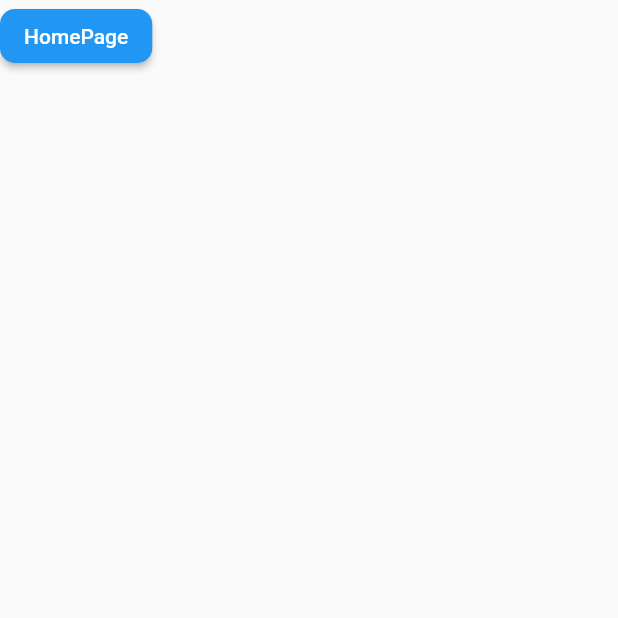
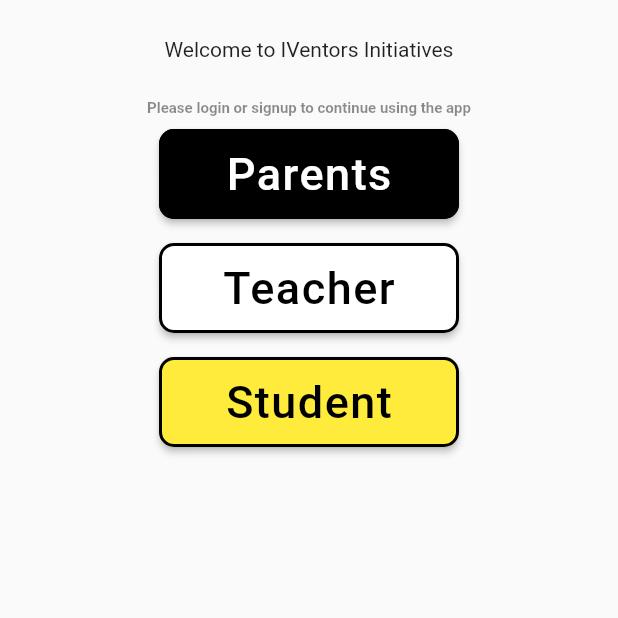
Before and after one commit to IVARA-Application/IV-APP-BACKEND-TEAM, a Flutter app: the screen it shows after launch, on a phone screen of 412 x 824 dp, the top half of it. Run offline on Flutter 3.47's test engine with Material 2 defaults, Android fonts, the phone set to English and light mode, and no system bars; our stand-ins replace circular_countdown_timer, image_picker, line_awesome_flutter, video_player; missing offline and left inert: condition.

Commit message:
parents,student,teacher_section

```diff
--- a/lib/homepage.dart
+++ b/lib/homepage.dart
@@ -1,5 +1,8 @@
 import 'package:flutter/material.dart';
 import 'package:ivara_app/students_app/auth/login.dart';
+import 'package:ivara_app/students_app/student_homepage.dart';
+
+import 'Parents_app/Parents_homepage.dart';
 
 class HomePage extends StatelessWidget {
   static String id = 'HomePage';
@@ -9,19 +12,104 @@ class HomePage extends StatelessWidget {
   Widget build(BuildContext context) {
     return Scaffold(
       body: SafeArea(
-        child: RaisedButton(
-            onPressed: () {
-              Navigator.pushNamed(context, LoginPage.id);
-            },
-            color: Colors.blue,
-            child: Text(
-              'HomePage',
-              style: TextStyle(
-                  color: Colors.white),
+        child: Column(
+          crossAxisAlignment: CrossAxisAlignment.center,
+          children: <Widget>[
+            Padding(
+              padding: EdgeInsets.symmetric(vertical: 25.0),
+              child: Center(
+                child: Text('Welcome to IVentors Initiatives',
+                ),
+              ),
             ),
-            shape: new RoundedRectangleBorder(
-                borderRadius: new BorderRadius.circular(10.0))),
+            Center(
+              child: Text(
+                'Please login or signup to continue using the app',
+                style: TextStyle(
+                  fontSize: 10,
+                  color: Colors.black45,
+                  fontWeight: FontWeight.w600,
+                ),
+              ),
+            ),
+            // createButton('Parents', Colors.black, Colors.white),
+            Padding(
+              padding: EdgeInsets.all(8),
+              child: ButtonTheme(
+                height: 60,
+                minWidth: 200,
+                child: RaisedButton(
+                  onPressed: () {
+                    Navigator.push(context, MaterialPageRoute(builder: (context) => ParentsHomePage()));
+                  },
+                  color: Colors.black,
+                  child: Text(
+                    'Parents',
+                    style: TextStyle(
+                        color: Colors.white,
+                        fontSize: 30,
+                        letterSpacing: 1),
+                  ),
+                  shape: RoundedRectangleBorder(
+                    side: BorderSide(color: Colors.black, width: 2),
+                    borderRadius: new BorderRadius.circular(10.0),
+                  ),
+                ),
+              ),
+            ),
+            Padding(
+              padding: EdgeInsets.all(8),
+              child: ButtonTheme(
+                height: 60,
+                minWidth: 200,
+                child: RaisedButton(
+                  onPressed: () {
+                    //   Navigator.push(context, MaterialPageRoute(builder: (context) => LoginPagep()));
+                  },
+                  color: Colors.white,
+                  child: Text(
+                    'Teacher',
+                    style: TextStyle(
+                        color: Colors.black,
+                        fontSize: 30,
+                        letterSpacing: 1),
+                  ),
+                  shape: RoundedRectangleBorder(
+                    side: BorderSide(color: Colors.black, width: 2),
+                    borderRadius: new BorderRadius.circular(10.0),
+                  ),
+                ),
+              ),
+            ),
+            Padding(
+              padding: EdgeInsets.all(8),
+              child: ButtonTheme(
+                height: 60,
+                minWidth: 200,
+                child: RaisedButton(
+                  onPressed: () {
+                       Navigator.push(context, MaterialPageRoute(builder: (context) => StudentHomePage()));
+                  },
+                  color: Colors.yellow,
+                  child: Text(
+                    'Student',
+                    style: TextStyle(
+                        color: Colors.black,
+                        fontSize: 30,
+                        letterSpacing: 1),
+                  ),
+                  shape: RoundedRectangleBorder(
+                    side: BorderSide(color: Colors.black, width: 2),
+                    borderRadius: new BorderRadius.circular(10.0),
+                  ),
+                ),
+              ),
+            )
+          ],
+        ),
       ),
+
+
     );
   }
 }
```
